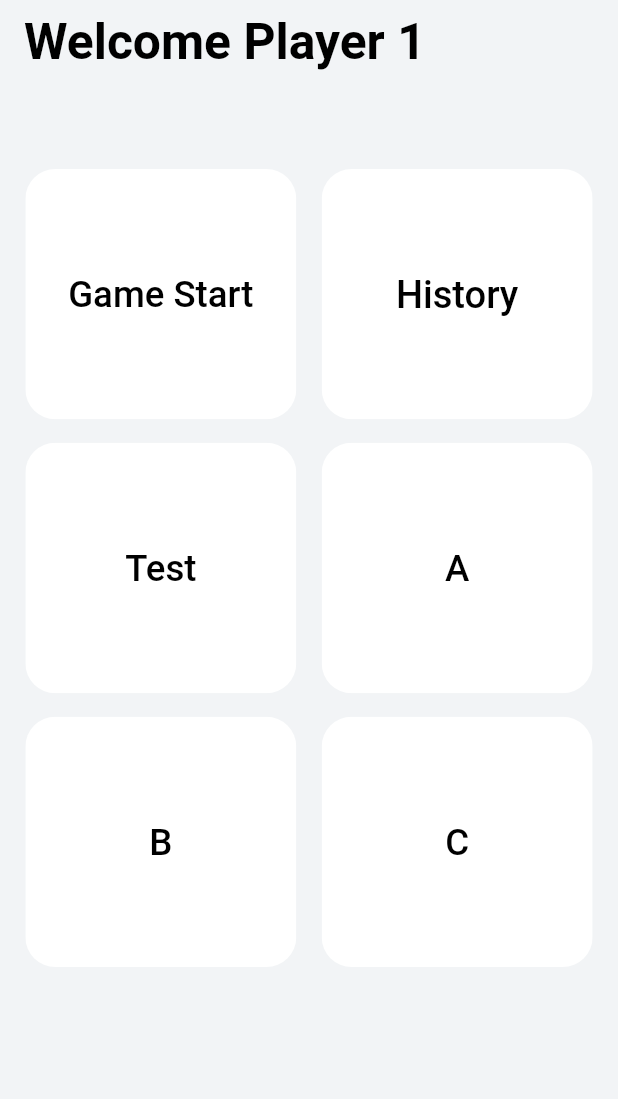
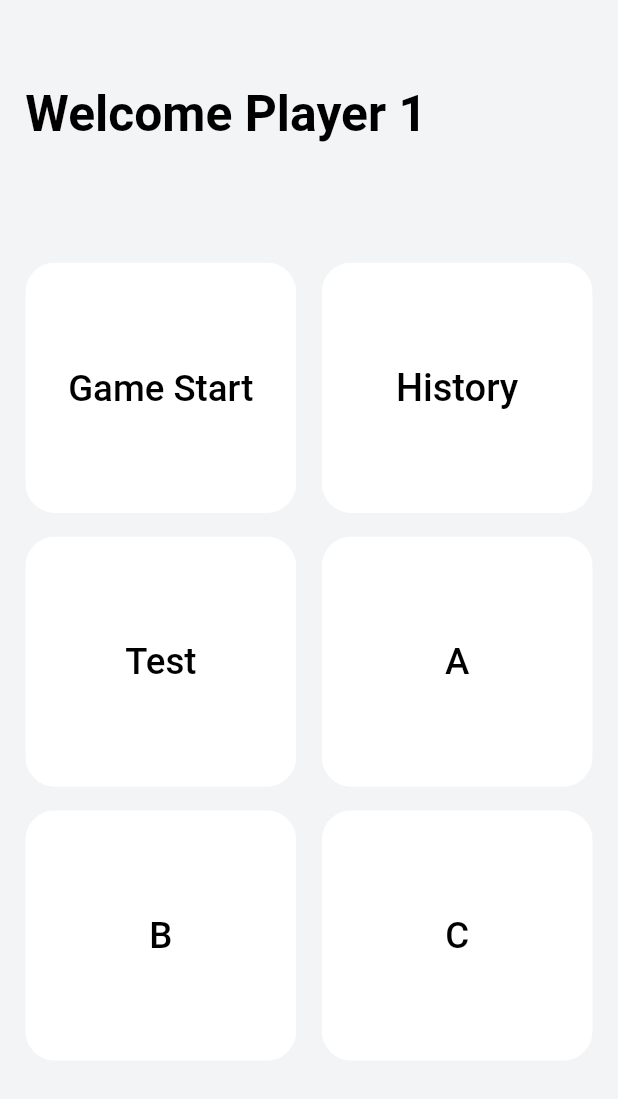
Before and after one commit to mosiccan/tennis_score_app, a Flutter app: the screen it shows after launch, on a phone screen of 412 x 824 dp. Shown: the top 1099 px of the screen. Run offline on Flutter 3.47's test engine with Material 2 defaults, Android fonts, the phone set to English and light mode, and no system bars; our stand-ins replace dropdown_button2, firebase_core, flutter_screenutil, shared_preferences; missing offline and left inert: pixel_perfect; accounts and stored records are empty.

Commit message:
feat : main 화면 디자인 개편

```diff
--- a/lib/main.dart
+++ b/lib/main.dart
@@ -154,22 +154,43 @@ class _MyHomePageState extends State<MyHomePage> {
       backgroundColor: const Color(0xfff2f4f6),
       appBar: AppBar(
         centerTitle: false,
-        title: Text(
+        // title: Text(
+        //   "Welcome Player 1",
+        //   style: TextStyle(
+        //     color: Colors.black,
+        //     fontSize: 34.sp,
+        //     fontWeight: FontWeight.bold,
+        //   ),
+        // ),
+        backgroundColor: Colors.transparent,
+        elevation: 0.0,
+      ),
+      body: Padding(
+        padding: EdgeInsets.symmetric(
+            horizontal: 16.w, vertical: 0.h), // 양쪽 마진 (여백)
+        child: Column(
+          children: [
+            Column( // 타이틀
+              children: [
+                Row(
+                  children: [
+                    Container(
+                      child : Text(
                         "Welcome Player 1",
                         style: TextStyle(
                           color: Colors.black,
                           fontSize: 34.sp,
                           fontWeight: FontWeight.bold,
                         ),
+                        textAlign: TextAlign.left,
                       ),
-        backgroundColor: Colors.transparent,
-        elevation: 0.0,
                     ),
-      body: Padding(
-        padding: EdgeInsets.symmetric(
-            horizontal: 16.w, vertical: 58.h), // 양쪽 마진 (여백)
-        child: Column(
-          children: [
+
+                  ],
+                ),
+                SizedBox(
+                  height: 82.h,
+                ),
                 Row(  // 첫번째 줄
                   children: [
                     Container(
@@ -234,6 +255,9 @@ class _MyHomePageState extends State<MyHomePage> {
                         },
                       ),
                     ),
+                  ],
+                ),
+
               ],
             ),
             SizedBox(
```
Lines whose indentation alone changed are shown as unchanged.
